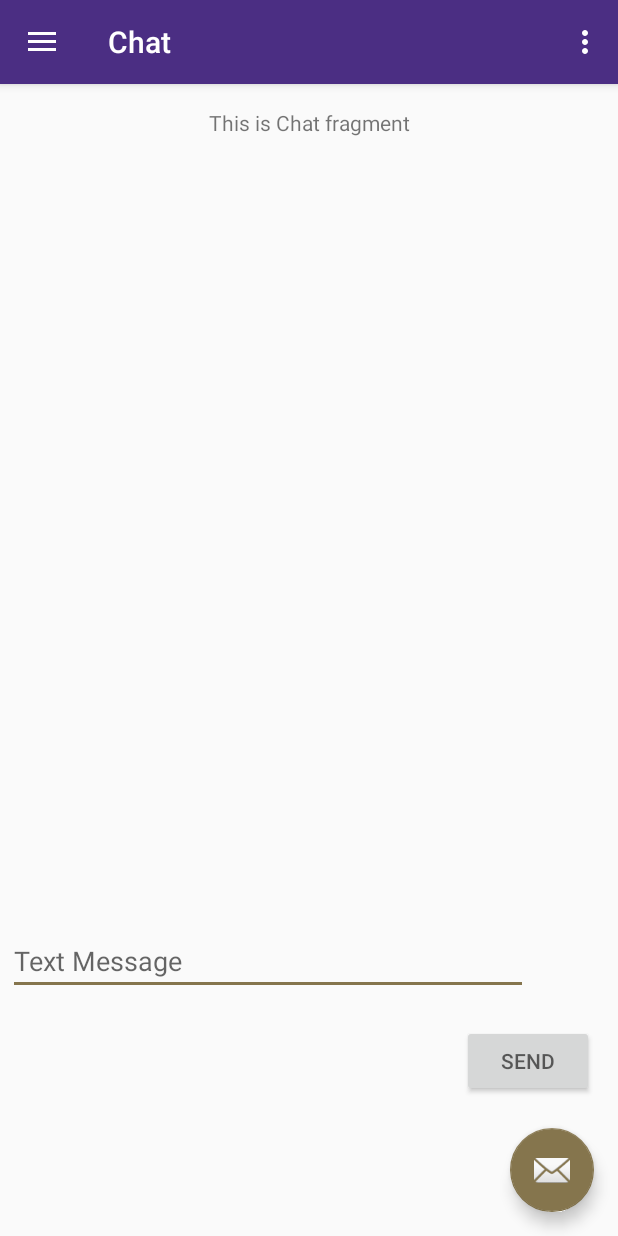
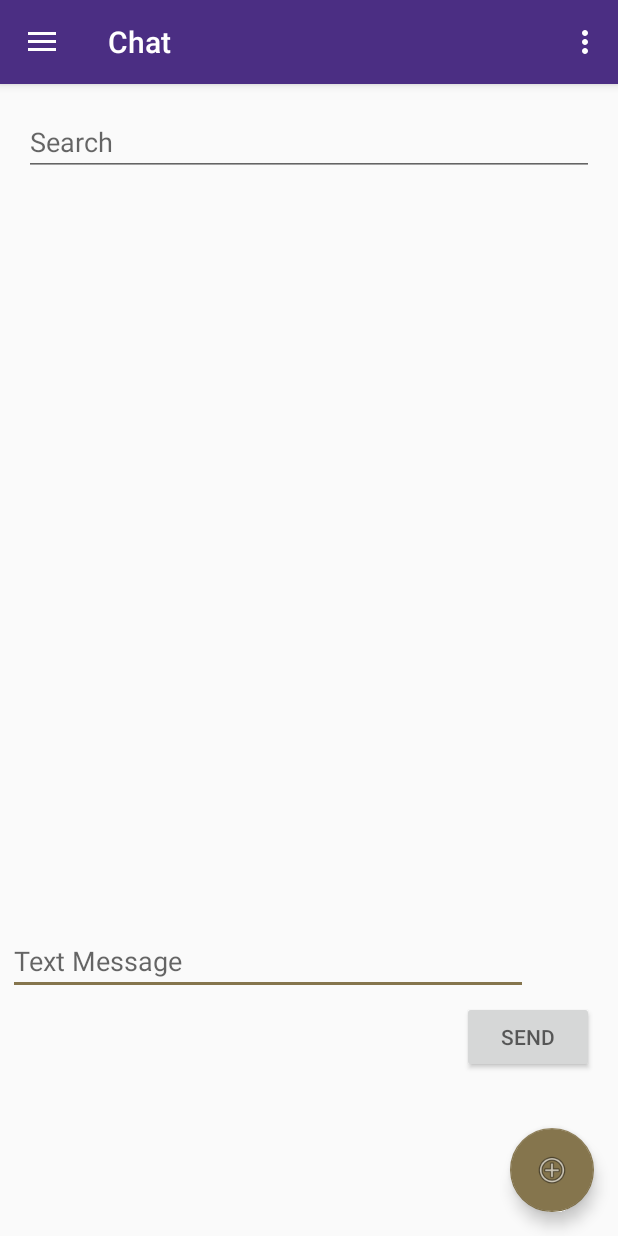
Before and after one commit to redqueentopawnfour/Team_JerrysBears_TCSS450, an Android app: the ChatFragment screen opened through its navigation route, in the options menu, after a tap on "Settings", on a phone screen of 412 x 824 dp. Run offline under Robolectric (Android 15) with nearby library versions, the phone set to English and light mode, and no system bars; our stand-ins replace navigation-ui; 4 statements that could not run were skipped.

Commit message:
Add a demo for search and change floating action's icon

```diff
--- a/app/src/main/java/edu/uw/tcss450/polkn/teamjerrysbearstcss450/HomeActivity.java
+++ b/app/src/main/java/edu/uw/tcss450/polkn/teamjerrysbearstcss450/HomeActivity.java
@@ -35,7 +35,7 @@ public class HomeActivity extends AppCompatActivity {
         fab.setOnClickListener(new View.OnClickListener() {
             @Override
             public void onClick(View view) {
-                Snackbar.make(view, "Replace with your own action", Snackbar.LENGTH_LONG)
+                Snackbar.make(view, "Invitation, Remove, Notification", Snackbar.LENGTH_LONG)
                         .setAction("Action", null).show();
             }
         });
--- a/app/src/main/java/edu/uw/tcss450/polkn/teamjerrysbearstcss450/ui/Chat/ChatFragment.java
+++ b/app/src/main/java/edu/uw/tcss450/polkn/teamjerrysbearstcss450/ui/Chat/ChatFragment.java
@@ -54,6 +54,7 @@ public class ChatFragment extends Fragment {
 
         TextView textView = v.findViewById(R.id.text_display);
         textView.setText(email.getText().toString());
+        email.setText("");
 
 
 
--- a/app/src/main/res/layout/app_bar_home.xml
+++ b/app/src/main/res/layout/app_bar_home.xml
@@ -28,6 +28,6 @@
         android:layout_height="wrap_content"
         android:layout_gravity="bottom|end"
         android:layout_margin="@dimen/fab_margin"
-        app:srcCompat="@android:drawable/ic_dialog_email" />
+        app:srcCompat="@android:drawable/ic_menu_add" />
 
 </androidx.coordinatorlayout.widget.CoordinatorLayout>
--- a/app/src/main/res/layout/fragment_chat.xml
+++ b/app/src/main/res/layout/fragment_chat.xml
@@ -27,6 +27,7 @@
         android:layout_marginTop="200dp"
         android:layout_marginEnd="60dp"
         android:hint="@string/textMessage"
+        android:pointerIcon="top_right_diagonal_double_arrow"
         app:layout_constraintBottom_toBottomOf="parent"
         app:layout_constraintEnd_toEndOf="parent"
         app:layout_constraintHorizontal_bias="0.0"
@@ -38,7 +39,7 @@
         android:id="@+id/button_send"
         android:layout_width="wrap_content"
         android:layout_height="wrap_content"
-        android:layout_marginTop="20dp"
+        android:layout_marginTop="4dp"
         android:layout_marginEnd="16dp"
         android:hint="@string/MessageSend"
         app:layout_constraintEnd_toEndOf="parent"
@@ -49,9 +50,25 @@
         android:layout_width="wrap_content"
         android:layout_height="wrap_content"
         android:layout_marginStart="16dp"
+        android:layout_marginTop="100dp"
+        android:layout_marginEnd="16dp"
+        android:pointerIcon="wait"
+        app:layout_constraintEnd_toEndOf="parent"
+        app:layout_constraintStart_toStartOf="parent"
+        app:layout_constraintTop_toBottomOf="@+id/edit_search" />
+
+    <EditText
+        android:id="@+id/edit_search"
+        android:layout_width="0dp"
+        android:layout_height="wrap_content"
+        android:layout_marginStart="16dp"
         android:layout_marginTop="16dp"
         android:layout_marginEnd="16dp"
+        android:ems="10"
+        android:hint="@string/search"
+        android:inputType="textPersonName"
         app:layout_constraintEnd_toEndOf="parent"
+        app:layout_constraintHorizontal_bias="1.0"
         app:layout_constraintStart_toStartOf="parent"
         app:layout_constraintTop_toTopOf="parent" />
 </androidx.constraintlayout.widget.ConstraintLayout>
--- a/app/src/main/res/navigation/mobile_navigation.xml
+++ b/app/src/main/res/navigation/mobile_navigation.xml
@@ -15,7 +15,11 @@
         android:id="@+id/nav_connection"
         android:name="edu.uw.tcss450.polkn.teamjerrysbearstcss450.ui.Connection.ConnectionFragment"
         android:label="@string/menu_connection"
-        tools:layout="@layout/fragment_connection" />
+        tools:layout="@layout/fragment_connection" >
+        <action
+            android:id="@+id/action_nav_connection_to_nav_chat"
+            app:destination="@id/nav_chat" />
+    </fragment>
 
     <fragment
         android:id="@+id/nav_chat"
--- a/app/src/main/res/values/strings.xml
+++ b/app/src/main/res/values/strings.xml
@@ -46,4 +46,10 @@
     <string name="menu_notification">Notification</string>
     <string name="textMessage">Text Message</string>
     <string name="MessageSend">SEND</string>
+
+
+
+    <!-- key  -->
+    <string name="key_chat">chat_key</string>
+    <string name="search">Search</string>
 </resources>
```
